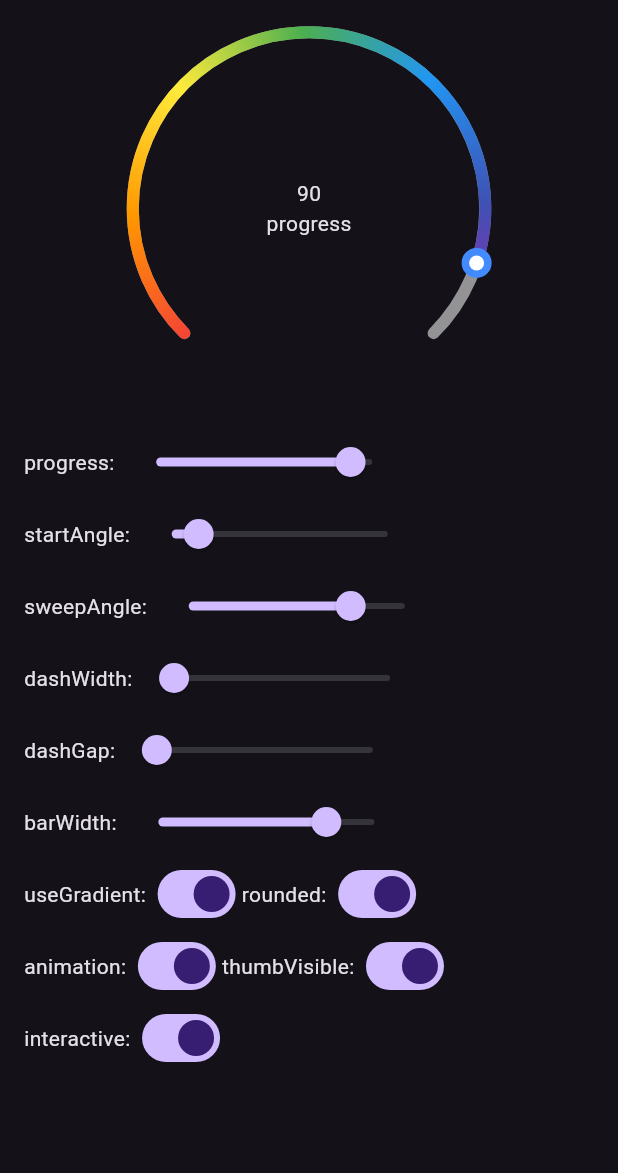
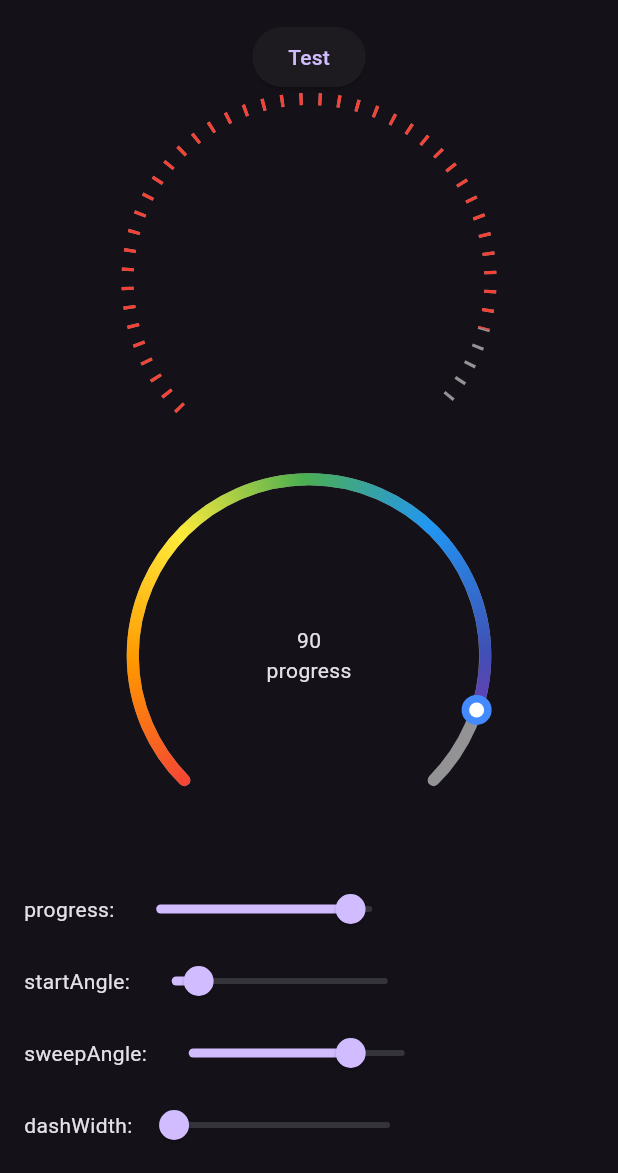
Before and after one commit to LilPooo/circular_seek_bar-master, a Flutter app: the screen it shows after launch, on a phone screen of 412 x 824 dp, the part 63-1236 px from its top. Run offline on Flutter 3.47's test engine with Material 3 defaults, Android fonts, the phone set to English and light mode, and no system bars.

Commit message:
add file

```diff
--- a/example/lib/main.dart
+++ b/example/lib/main.dart
@@ -55,6 +55,7 @@ class _CircularSeekBarExamplePageState
   @override
   Widget build(BuildContext context) {
     return Scaffold(
+      // backgroundColor: Colors.blue,
       appBar: AppBar(
         title: const Text('Flutter circular_seek_bar example'),
       ),
@@ -62,6 +63,33 @@ class _CircularSeekBarExamplePageState
         child: Column(
           mainAxisAlignment: MainAxisAlignment.start,
           children: <Widget>[
+            ElevatedButton(
+              onPressed: () {
+                Navigator.push(context,
+                    MaterialPageRoute(builder: (context) => CircleAvatar()));
+              },
+              child: Text('Test'),
+            ),
+            CircularSeekBar(
+              // width: double.infinity,
+              width: 303,
+              height: 250,
+              progress: _progress,
+              barWidth: 8,
+              startAngle: 45,
+              sweepAngle: 270,
+              strokeCap: StrokeCap.butt,
+              progressGradientColors: const [
+                // Colors.blue,
+                // Colors.indigo,
+                // Colors.purple,
+                Colors.red,
+                Colors.red,
+              ],
+              dashWidth: 1,
+              dashGap: 5,
+              animation: true,
+            ),
             CircularSeekBar(
               width: double.infinity,
               progress: _progress,
```
Also changed, not shown: example/lib/custom_circular.dart (added, +29 -0 lines).
